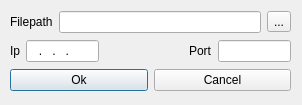
Above: Lab1/UI/Send/senddialog.ui from KorobovMS/NetTelecomLabs before the change. Below: the same form after it.
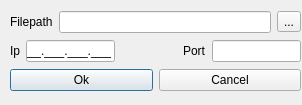
That is the form after the change.

Commit message: UI and other small tweaks. Application was tested and works well

```diff
--- a/Lab1/UI/Send/senddialog.ui
+++ b/Lab1/UI/Send/senddialog.ui
@@ -13,12 +13,12 @@
   <property name="windowTitle">
    <string>Dialog</string>
   </property>
-  <widget class="QWidget" name="">
+  <widget class="QWidget" name="layoutWidget">
    <property name="geometry">
     <rect>
      <x>10</x>
      <y>10</y>
-     <width>281</width>
+     <width>291</width>
      <height>83</height>
     </rect>
    </property>
@@ -56,7 +56,7 @@
       <item>
        <widget class="QLineEdit" name="lineEditIp">
         <property name="inputMask">
-         <string>000.000.000.000</string>
+         <string>000.000.000.000;_</string>
         </property>
         <property name="text">
          <string>...</string>
@@ -70,7 +70,7 @@
         </property>
         <property name="sizeHint" stdset="0">
          <size>
-          <width>118</width>
+          <width>80</width>
           <height>20</height>
          </size>
         </property>
```
The commit also changes 4 other files.
